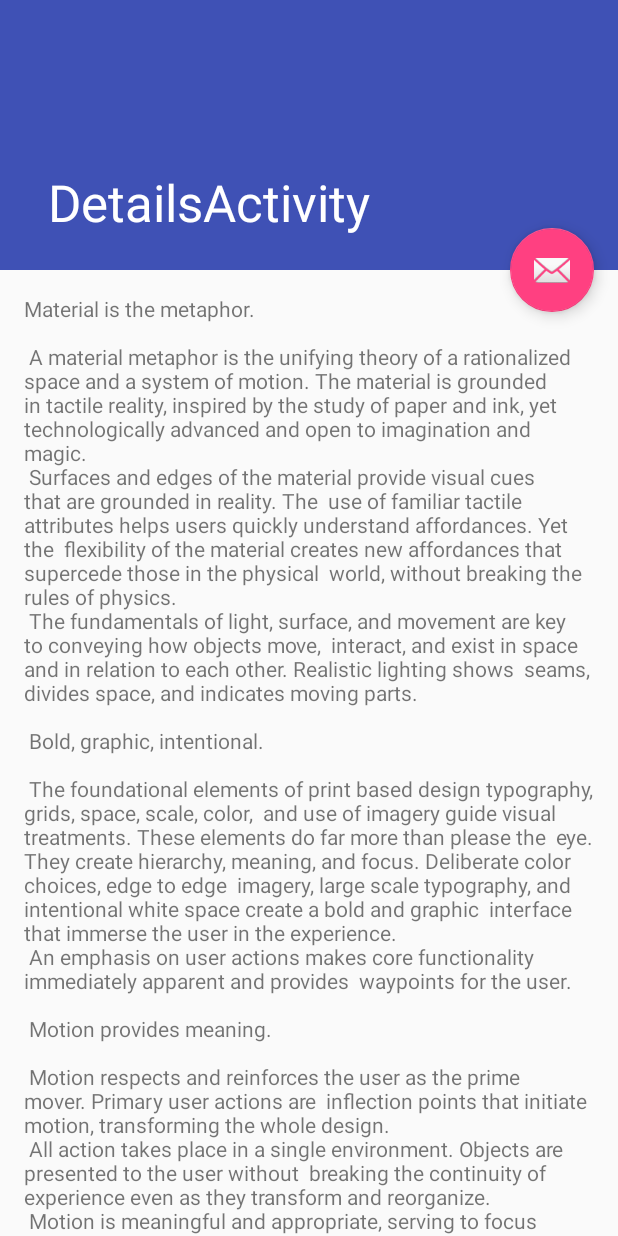
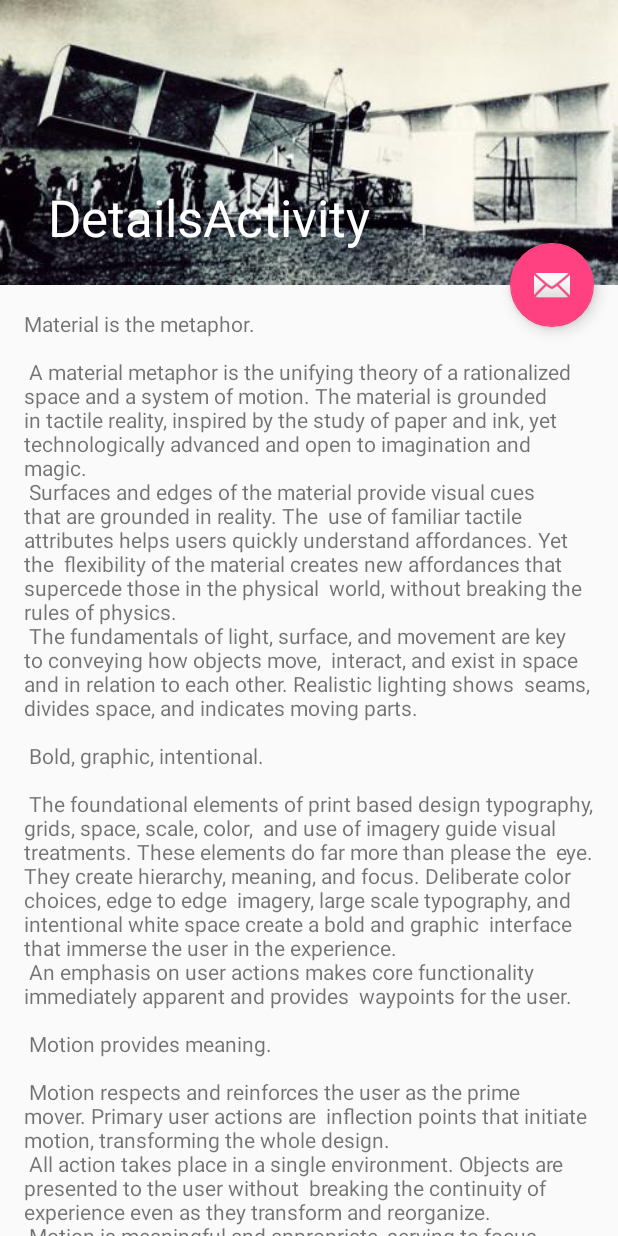
Before and after one commit to hallpaz/Criativo, an Android app: the DetailsActivity screen opened directly, with no data from a screen before it, on a phone screen of 412 x 824 dp. Run offline under Robolectric (Android 15) with nearby library versions, the phone set to English and light mode, and no system bars.

Commit message:
updating image

```diff
--- a/app/src/main/java/hackathon/com/museuimpressoes/MainActivity.java
+++ b/app/src/main/java/hackathon/com/museuimpressoes/MainActivity.java
@@ -27,7 +27,8 @@ public class MainActivity extends AppCompatActivity {
     }
 
     public void goToDetails(View view){
-
+        Intent galleryIntent = new Intent(this, DetailsActivity.class);
+        startActivity(galleryIntent);
     }
 
     @Override
--- /dev/null
+++ b/app/src/main/res/drawable/details_background.xml
@@ -0,0 +1,6 @@
+<?xml version="1.0" encoding="utf-8"?>
+<selector xmlns:android="http://schemas.android.com/apk/res/android">
+<item>
+    <bitmap android:src="@drawable/catorzebis"></bitmap>
+</item>
+</selector>
--- a/app/src/main/res/layout/activity_details.xml
+++ b/app/src/main/res/layout/activity_details.xml
@@ -8,7 +8,8 @@
 
     <android.support.design.widget.AppBarLayout android:id="@+id/app_bar"
         android:fitsSystemWindows="true" android:layout_height="@dimen/app_bar_height"
-        android:layout_width="match_parent" android:theme="@style/AppTheme.AppBarOverlay">
+        android:layout_width="match_parent" android:theme="@style/AppTheme.AppBarOverlay"
+        android:background="@drawable/details_background">
 
         <android.support.design.widget.CollapsingToolbarLayout android:id="@+id/toolbar_layout"
             android:fitsSystemWindows="true" android:layout_width="match_parent"
--- a/app/src/main/res/values/dimens.xml
+++ b/app/src/main/res/values/dimens.xml
@@ -4,6 +4,6 @@
     <dimen name="activity_vertical_margin">16dp</dimen>
     <dimen name="fab_margin">16dp</dimen>
     <dimen name="appbar_padding_top">8dp</dimen>
-    <dimen name="app_bar_height">180dp</dimen>
+    <dimen name="app_bar_height">190dp</dimen>
     <dimen name="text_margin">16dp</dimen>
 </resources>
```
Also changed, not shown: app/src/main/res/drawable-hdpi/catorzebis.png.
